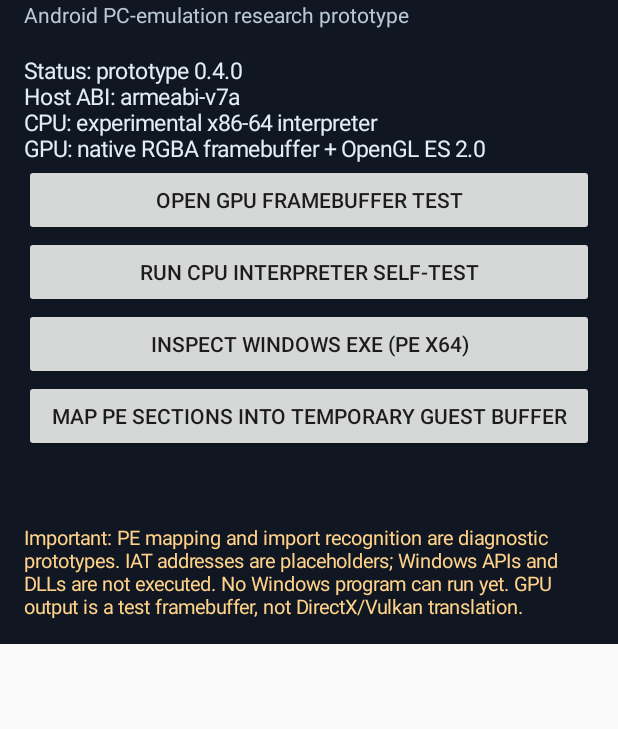
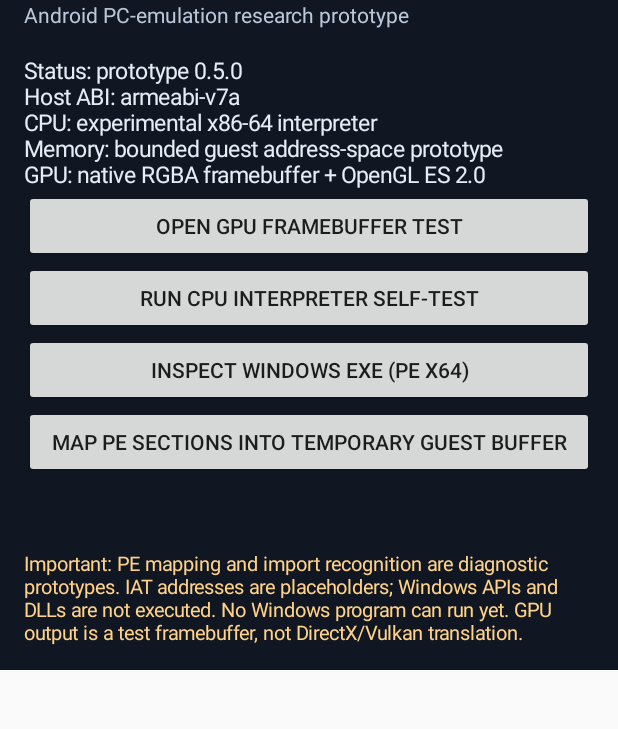
Before and after one commit to suksesjt12-source/AsterPc, an Android app: the screen it shows after launch (MainActivity), on a phone screen of 412 x 824 dp, the part 85-814 px from its top. Run offline under Robolectric (Android 15) with nearby library versions, the phone set to English and light mode, and no system bars; 1 statement that could not run was skipped.

Commit message:
Show guest address-space prototype status

```diff
--- a/app/src/main/java/com/asterpc/MainActivity.java
+++ b/app/src/main/java/com/asterpc/MainActivity.java
@@ -51,8 +51,8 @@ public class MainActivity extends Activity {
         root.addView(subtitle);
 
         TextView status = new TextView(this);
-        status.setText("\nStatus: prototype 0.4.0\nHost ABI: " + android.os.Build.SUPPORTED_ABIS[0]
-                + "\nCPU: experimental x86-64 interpreter\nGPU: native RGBA framebuffer + OpenGL ES 2.0");
+        status.setText("\nStatus: prototype 0.5.0\nHost ABI: " + android.os.Build.SUPPORTED_ABIS[0]
+                + "\nCPU: experimental x86-64 interpreter\nMemory: bounded guest address-space prototype\nGPU: native RGBA framebuffer + OpenGL ES 2.0");
         status.setTextColor(0xFFE4ECF5);
         status.setTextSize(15);
         root.addView(status);
```
